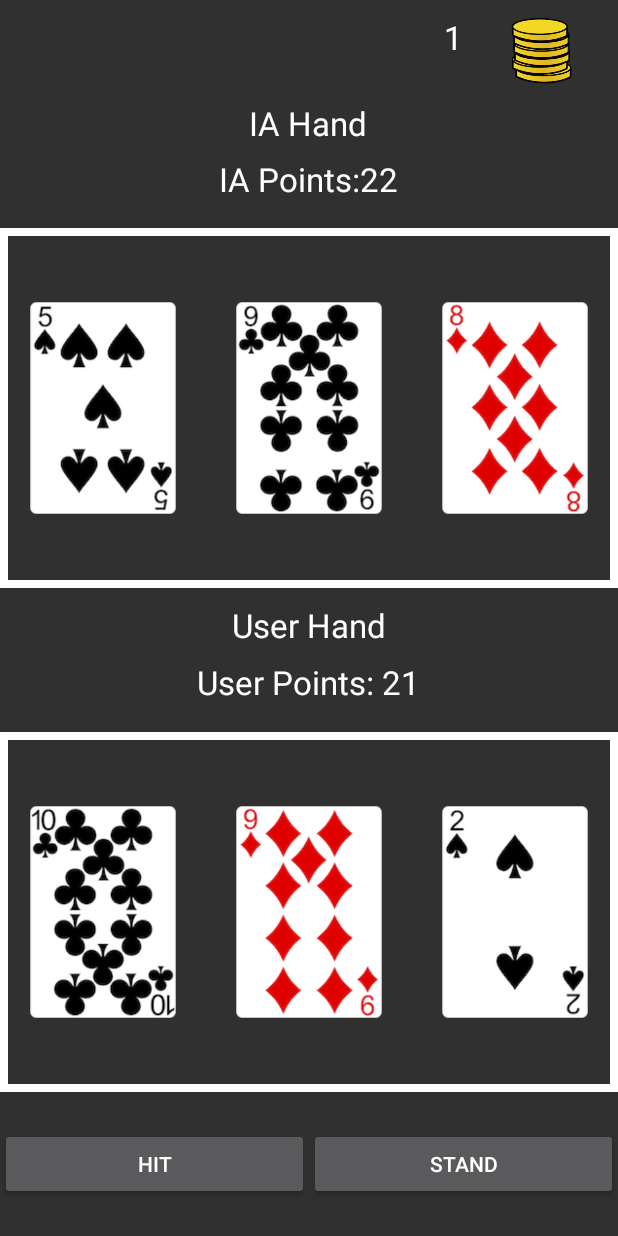
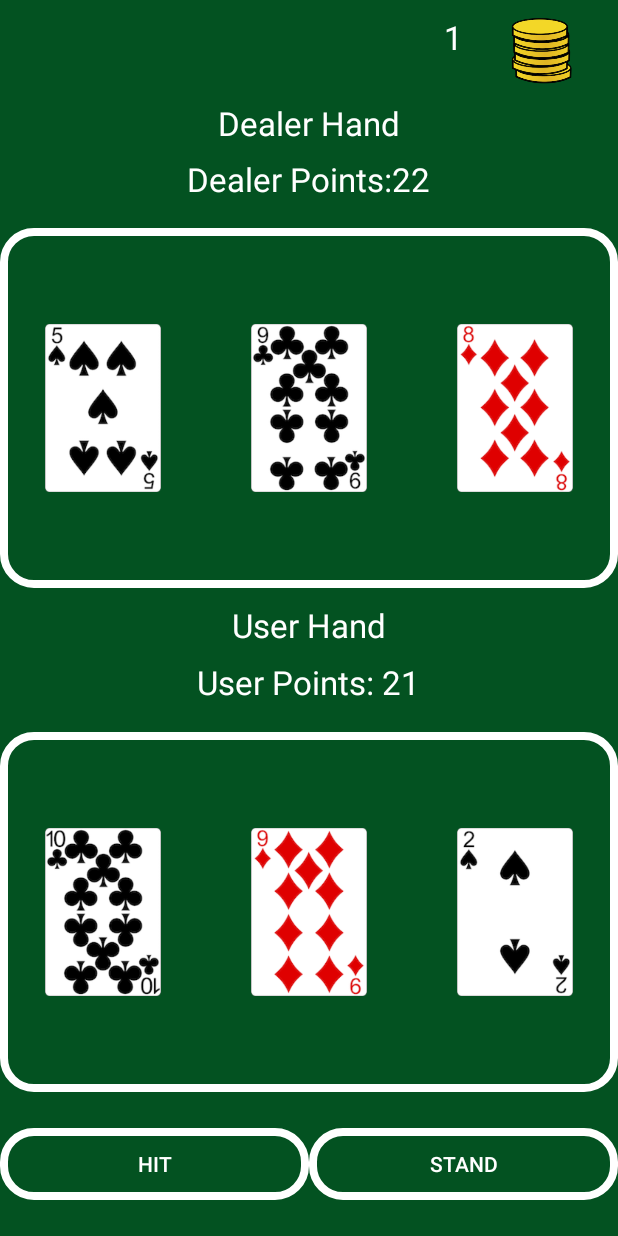
Before and after one commit to NetoPedro/BlackjackAndroid, an Android app: the GameScreenActivity screen opened directly, with no data from a screen before it, after a tap on "STAND", on a phone screen of 412 x 824 dp. Run offline under Robolectric (Android 15) with nearby library versions, the phone set to English and light mode, and no system bars; libraries missing offline, so code that uses them is left out: cn.pedant; 7 statements that could not run were skipped; 1 other tap on this screen came first.

Commit message:
Some Severe UI updates

```diff
--- a/app/src/main/AndroidManifest.xml
+++ b/app/src/main/AndroidManifest.xml
@@ -7,7 +7,7 @@
         android:icon="@mipmap/ic_launcher"
         android:label="@string/app_name"
         android:supportsRtl="true"
-        android:theme="@style/Theme.AppCompat.NoActionBar"
+        android:theme="@style/CasinoBack"
         tools:replace="android:icon">
         <activity
             android:name=".SplashScreen"
--- a/app/src/main/java/com/trimteam/blackjack/GameScreenActivity.java
+++ b/app/src/main/java/com/trimteam/blackjack/GameScreenActivity.java
@@ -1,6 +1,5 @@
 package com.trimteam.blackjack;
 
-import android.app.Activity;
 import android.content.Context;
 import android.content.Intent;
 import android.content.SharedPreferences;
@@ -9,6 +8,7 @@ import android.support.v7.app.AppCompatActivity;
 import android.os.Bundle;
 import android.view.Gravity;
 import android.view.View;
+import android.view.ViewTreeObserver;
 import android.view.animation.Animation;
 import android.view.animation.AnimationUtils;
 import android.widget.Button;
@@ -18,10 +18,11 @@ import android.widget.LinearLayout;
 import android.widget.TextView;
 
 import java.util.ArrayList;
+import java.util.concurrent.Semaphore;
 
 import cn.pedant.SweetAlert.SweetAlertDialog;
 
-public class GameScreenActivity extends Activity {
+public class GameScreenActivity extends AppCompatActivity {
     private MediaPlayer mediaPlayer ;
     private SharedPreferences mPreferences;
     private Board mBoard;
@@ -51,33 +52,41 @@ public class GameScreenActivity extends Activity {
         standButton = (Button) findViewById(R.id.standButton);
         standButton.setOnClickListener(new View.OnClickListener() {
             @Override
-            public void onClick(View view) {
+            public synchronized void onClick(View view) {
                mBoard.removeNullCard();
-
+                final Semaphore mutex = new Semaphore(0);
                 while (mBoard.calculateIAPoints()<21 && mBoard.calculateIAPoints()<mBoard.calculateUserPoints()){
                     try {
-                        runOnUiThread(new Runnable() {
-
-                            @Override
-                            public void run() {
-                                mBoard.IAMove();
-                                updateGrids();
-                            }
-                        });
-                        Thread.sleep(50);
+                        Thread.sleep(500);
                     } catch (InterruptedException e) {
                         e.printStackTrace();
                     }
+                    Runnable runnable =new Runnable() {
+                        @Override
+                        public synchronized void run() {
+                            mBoard.IAMove();
+                            updateGrids();
+                            mutex.release();
+                        }
+                    };
+                    runOnUiThread(runnable);
+                    try {
+                        mutex.acquire();
+                    } catch (InterruptedException e) {
+                        e.printStackTrace();
+                    }
+
+
                 }
 
                 if(mBoard.calculateIAPoints()>mBoard.calculateUserPoints() && mBoard.calculateIAPoints()<=21){
-                    alertGameOver("Lost with " + mBoard.calculateUserPoints() + " points. AI won with " + mBoard.calculateIAPoints() + " points. Keep trying? ?", "Defeat");
+                    alertGameOver("Lost with " + mBoard.calculateUserPoints() + " points. Dealer won with " + mBoard.calculateIAPoints() + " points. Keep trying? ?", "Defeat");
                     coinsText.setText(points + "");
 
                 }
                 else if(mBoard.calculateIAPoints()<mBoard.calculateUserPoints() || mBoard.calculateIAPoints()>21){
                     points+=2*bet;
-                    alertGameOver("Won with  " + mBoard.calculateUserPoints() + " points. AI lost with " + mBoard.calculateIAPoints() + " points. Try to won again ?", "Victory");
+                    alertGameOver("Won with  " + mBoard.calculateUserPoints() + " points. Dealer lost with " + mBoard.calculateIAPoints() + " points. Try to won again ?", "Victory");
                     coinsText.setText(points + "");
                 }
                 else{
@@ -95,7 +104,7 @@ public class GameScreenActivity extends Activity {
                 updateGrids();
                 int result = mBoard.checkGameOver();
                 if(result==1){
-                    alertGameOver("Lost with " + mBoard.calculateUserPoints() + " points. AI won with " + mBoard.calculateIAPoints() + " points. Keep trying?", "Defeat");
+                    alertGameOver("Lost with " + mBoard.calculateUserPoints() + " points. Dealer won with " + mBoard.calculateIAPoints() + " points. Keep trying?", "Defeat");
                     coinsText.setText(points + "");
                 }
             }
@@ -157,7 +166,8 @@ public class GameScreenActivity extends Activity {
 
 
     private synchronized boolean updateGrids(){
-       cardSound();
+
+        cardSound();
         ArrayList<Card> userHand = mBoard.userHand();
         ArrayList<Card> IAHand = mBoard.IAHand();
         int maxSize ;
@@ -191,9 +201,9 @@ public class GameScreenActivity extends Activity {
             param.height = GridLayout.LayoutParams.MATCH_PARENT ;
             int width = parentLayout.getWidth();
             if(width == 0) width = this.getWindow().getWindowManager().getDefaultDisplay().getWidth();
-             param.width = width/maxSize -60;
-            param.rightMargin = 30;
-            param.leftMargin = 30;
+             param.width = width/maxSize -90;
+            param.rightMargin = 45;
+            param.leftMargin = 45;
             param.bottomMargin=30;
             param.topMargin = 30;
 
@@ -202,9 +212,8 @@ public class GameScreenActivity extends Activity {
             param.rowSpec = GridLayout.spec(0);
             cardImageView.setLayoutParams (param);
             userPointsText.setText("User Points: "+mBoard.calculateUserPoints());
-            iaPointsText.setText("IA Points:"+mBoard.calculateIAPoints());
-            IAHandGrid.invalidate();
-            userHandGrid.invalidate();
+            iaPointsText.setText("Dealer Points:"+mBoard.calculateIAPoints());
+
         }
 
         for (int i = 0; i < IAHand.size(); i++) {
@@ -221,9 +230,9 @@ public class GameScreenActivity extends Activity {
             param.height = GridLayout.LayoutParams.MATCH_PARENT  ;
             int width = parentLayout.getWidth();
             if(width == 0) width = this.getWindow().getWindowManager().getDefaultDisplay().getWidth();
-            param.width = width/maxSize- 60;
-            param.rightMargin =30;
-            param.leftMargin = 30;
+            param.width = width/maxSize- 90;
+            param.rightMargin =45;
+            param.leftMargin = 45;
             param.topMargin = 30;
             param.bottomMargin=30;
             param.setGravity(Gravity.CENTER);
@@ -232,7 +241,11 @@ public class GameScreenActivity extends Activity {
             cardImageView.setLayoutParams (param);
 
         }
+        IAHandGrid.invalidate();
+        userHandGrid.invalidate();
         overridePendingTransition(android.R.anim.fade_in, android.R.anim.fade_out);
+        IAHandGrid.invalidate();
+        userHandGrid.invalidate();
         return true;
     }
 
--- a/app/src/main/java/com/trimteam/blackjack/MenuActivity.java
+++ b/app/src/main/java/com/trimteam/blackjack/MenuActivity.java
@@ -34,7 +34,6 @@ public class MenuActivity extends AppCompatActivity {
         mAdView.loadAd(adRequest);*/
 
 
-        TextView title = (TextView) findViewById(R.id.text_main_title);
         //Typeface typeface = Typeface.createFromAsset(getAssets(), "fonts/gomarice_super_g_type_2.ttf");
        // title.setTypeface(typeface);
 
--- a/app/src/main/res/drawable/hands_border.xml
+++ b/app/src/main/res/drawable/hands_border.xml
@@ -1,6 +1,6 @@
 <?xml version="1.0" encoding="utf-8"?>
 <shape xmlns:android="http://schemas.android.com/apk/res/android"
     android:shape="rectangle">
-    <corners android:radius="0dp" />
+    <corners android:radius="20dp" />
     <stroke android:width="8px" android:color="#ffffff" />
 </shape>
--- a/app/src/main/res/layout/activity_bet.xml
+++ b/app/src/main/res/layout/activity_bet.xml
@@ -12,9 +12,11 @@
 
     <TextView
         android:layout_width="wrap_content"
-        android:layout_height="0dp"
+        android:layout_height="wrap_content"
         android:layout_weight="0.15"
         android:layout_gravity="center"
+        android:textSize="40sp"
+        android:layout_marginTop="20dp"
         android:textAppearance="?android:attr/textAppearanceLarge"
         android:text="BET"
         android:id="@+id/textView3" />
@@ -25,7 +27,7 @@
         android:layout_height="0dp"
         android:layout_weight="1"
         android:weightSum="2"
-        android:layout_marginBottom="50dp">
+        android:layout_marginBottom="30dp">
 
         <Button
             android:layout_width="0dp"
--- a/app/src/main/res/layout/activity_game_screen.xml
+++ b/app/src/main/res/layout/activity_game_screen.xml
@@ -33,7 +33,7 @@
         android:layout_width="wrap_content"
         android:layout_height="0dp"
         android:textAppearance="?android:attr/textAppearanceLarge"
-        android:text="IA Hand"
+        android:text="Dealer Hand"
         android:id="@+id/textView"
         android:layout_weight="1"
         android:paddingTop="10dp"
@@ -43,7 +43,7 @@
         android:layout_width="wrap_content"
         android:layout_height="0dp"
         android:textAppearance="?android:attr/textAppearanceLarge"
-        android:text="IA Points"
+        android:text="Dealer Points"
         android:id="@+id/iaPointsInfoTextView"
         android:layout_weight="1"
         android:layout_gravity="center" />
@@ -100,12 +100,16 @@
             android:layout_width="0dp"
             android:layout_height="wrap_content"
             android:text="HIT"
+            android:background="@drawable/hands_border"
+
             android:id="@+id/hitButton"
             android:layout_weight="1" />
 
         <Button
             android:layout_width="0dp"
             android:layout_height="wrap_content"
+            android:background="@drawable/hands_border"
+
             android:text="STAND"
             android:id="@+id/standButton"
             android:layout_weight="1"/>
--- a/app/src/main/res/values/colors.xml
+++ b/app/src/main/res/values/colors.xml
@@ -3,4 +3,6 @@
     <color name="colorPrimary">#3F51B5</color>
     <color name="colorPrimaryDark">#303F9F</color>
     <color name="colorAccent">#FF4081</color>
+    <color name="background_material_dark_1">#035221</color>
+    <color name="colorBackground">#035221</color>
 </resources>
--- a/app/src/main/res/values/styles.xml
+++ b/app/src/main/res/values/styles.xml
@@ -8,4 +8,11 @@
         <item name="colorAccent">@color/colorAccent</item>
     </style>
 
+    <style name="CasinoBack" parent="Theme.AppCompat.NoActionBar" >
+        <item name="android:colorBackground">@color/background_material_dark_1</item>
+        <item name="colorPrimaryDark">@color/primary_dark_material_dark</item>
+        <item name="colorPrimary">@color/foreground_material_light</item>
+        <item name="android:windowBackground">@color/colorBackground</item>
+    </style>
+
 </resources>
```
Also changed, not shown: app/src/main/res/layout/activity_main.xml (+9 -14 lines), app/src/main/res/drawable/black_joker.png (deleted), app/src/main/res/drawable/icon.png (added), app/src/main/res/drawable/play.png, app/src/main/res/drawable/red_joker.png (deleted), app/src/main/res/drawable/share_icon.png.
